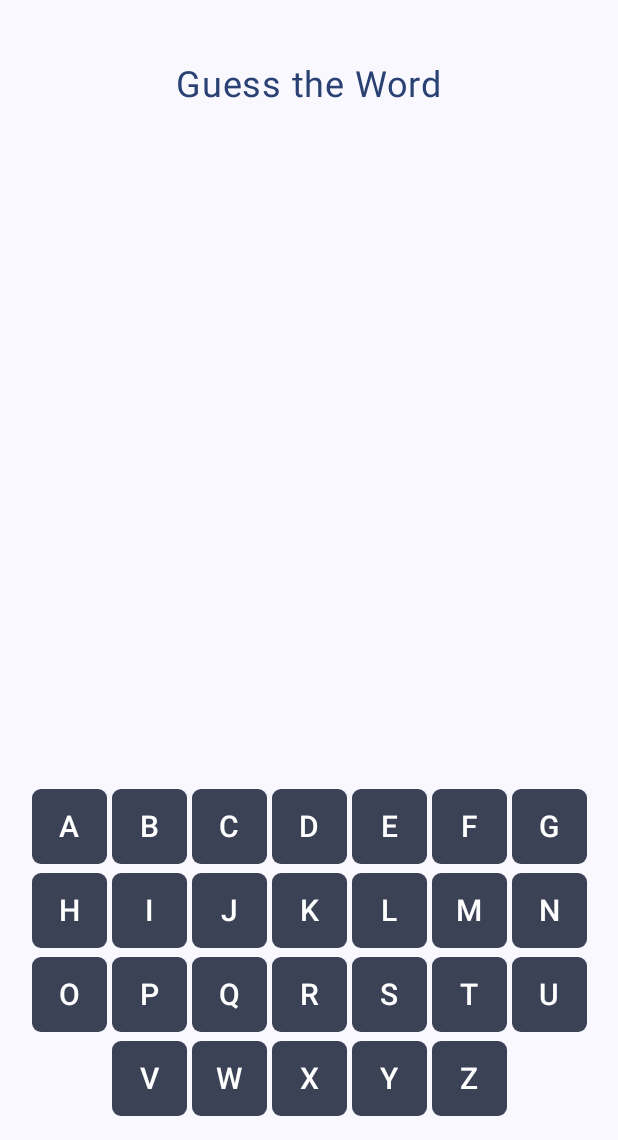
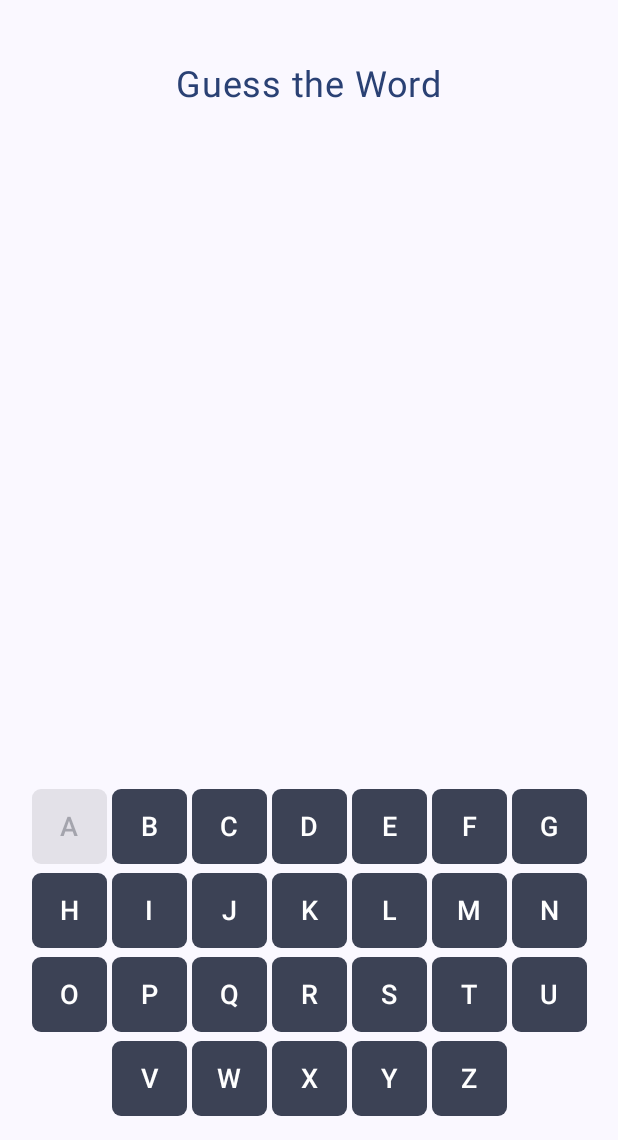
Before and after one commit to sgill33/Hangman, an Android app built with Jetpack Compose: the GameScreen screen opened through its navigation route, after a tap on an icon or button, on a phone screen of 412 x 824 dp, the part 96-1236 px from its top. Run offline under Robolectric (Android 15) with nearby library versions, the phone set to English and light mode, and no system bars.

Commit message:
feat: buttons gray out when clicked

```diff
--- a/app/src/main/java/com/zybooks/hangman/ui/screens/game/GameScreen.kt
+++ b/app/src/main/java/com/zybooks/hangman/ui/screens/game/GameScreen.kt
@@ -12,10 +12,11 @@ import androidx.compose.ui.unit.sp
 import androidx.navigation.NavController
 import androidx.navigation.compose.rememberNavController
 import com.zybooks.hangman.ui.theme.HangmanTheme
+import androidx.lifecycle.viewmodel.compose.viewModel
 
 @OptIn(ExperimentalMaterial3Api::class)
 @Composable
-fun GameScreen(navController: NavController) {
+fun GameScreen(navController: NavController, viewModel: GameViewModel = viewModel()) {
     Scaffold(
         topBar = {
             TopAppBar(
@@ -33,7 +34,7 @@ fun GameScreen(navController: NavController) {
                 .padding(paddingValues),
             horizontalAlignment = Alignment.CenterHorizontally
         ) {
-            Spacer(modifier = Modifier.weight(0.1f)) // Push game content to center
+            Spacer(modifier = Modifier.weight(0.1f))
 
             Text(
                 text = "Guess the Word",
@@ -43,18 +44,19 @@ fun GameScreen(navController: NavController) {
 
             Spacer(modifier = Modifier.height(20.dp))
 
-            // TODO: Add Hangman game UI
+            // TODO: Add Hangman game UI (word display, hangman figure, etc.)
 
-            Spacer(modifier = Modifier.weight(1f)) // Push buttons to bottom
+            Spacer(modifier = Modifier.weight(1f))
 
-            // Alphabet Button Grid
-            AlphabetGrid()
+            // Pass ViewModel to AlphabetGrid
+            AlphabetGrid(viewModel)
         }
     }
 }
 
+
 @Composable
-fun AlphabetGrid() {
+fun AlphabetGrid(viewModel: GameViewModel) {
     val alphabet = ('A'..'Z').toList() // List of letters A-Z
     val chunkedAlphabet = alphabet.chunked(7) // Split into rows of 7
 
@@ -70,24 +72,35 @@ fun AlphabetGrid() {
                 modifier = Modifier.padding(bottom = 6.dp)
             ) {
                 row.forEach { letter ->
+                    val isClicked = letter in viewModel.clickedLetters
+
                     Button(
-                        onClick = { /* Handle letter click */ },
+                        onClick = { viewModel.onLetterClick(letter) },
                         modifier = Modifier.size(50.dp), // Square buttons
                         shape = RoundedCornerShape(6.dp),
-                        colors = ButtonDefaults.buttonColors(containerColor = MaterialTheme.colorScheme.secondary),
-                        contentPadding = PaddingValues(0.dp)
+                        colors = ButtonDefaults.buttonColors(
+                            containerColor = if (isClicked) MaterialTheme.colorScheme.surface else MaterialTheme.colorScheme.secondary, // Gray out when clicked
+                            contentColor = if (isClicked) MaterialTheme.colorScheme.onSurface else MaterialTheme.colorScheme.onSecondary
+                        ),
+                        contentPadding = PaddingValues(0.dp),
+                        enabled = !isClicked // Disable button after it's clicked
                     ) {
-                        Text(
-                            text = letter.toString(),
-                            fontSize = 20.sp,
-                            color = MaterialTheme.colorScheme.onSecondary
-                        )
+                        Box(
+                            contentAlignment = Alignment.Center,
+                            modifier = Modifier.fillMaxSize()
+                        ) {
+                            Text(
+                                text = letter.toString(),
+                                fontSize = 18.sp
+                            )
+                        }
                     }
                 }
             }
         }
     }
 }
+
 
 @Preview(showBackground = true)
 @Composable
--- a/app/src/main/java/com/zybooks/hangman/ui/screens/game/GameViewModel.kt
+++ b/app/src/main/java/com/zybooks/hangman/ui/screens/game/GameViewModel.kt
@@ -1,4 +1,17 @@
 package com.zybooks.hangman.ui.screens.game
 
-class GameViewModel {
+import androidx.compose.runtime.*
+import androidx.lifecycle.ViewModel
+
+class GameViewModel : ViewModel() {
+    // Keep track of clicked letters
+    private val _clickedLetters = mutableStateListOf<Char>()
+    val clickedLetters: List<Char> get() = _clickedLetters
+
+    // Function to update clicked letters
+    fun onLetterClick(letter: Char) {
+        if (letter !in _clickedLetters) {
+            _clickedLetters.add(letter)
+        }
+    }
 }
```
